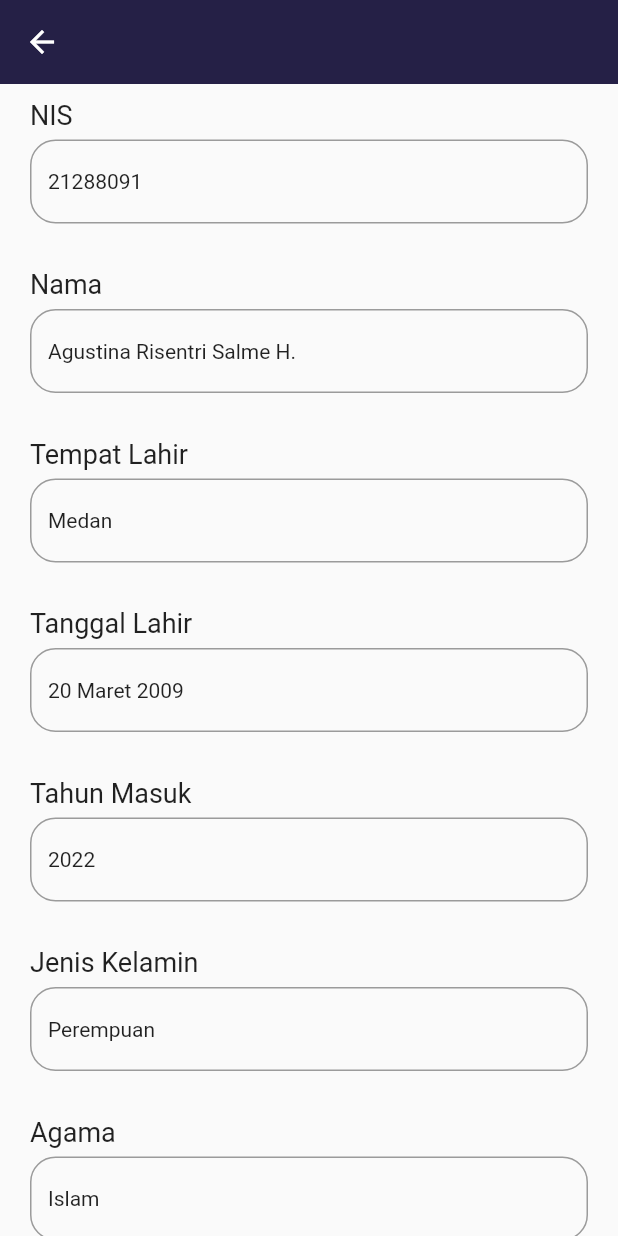
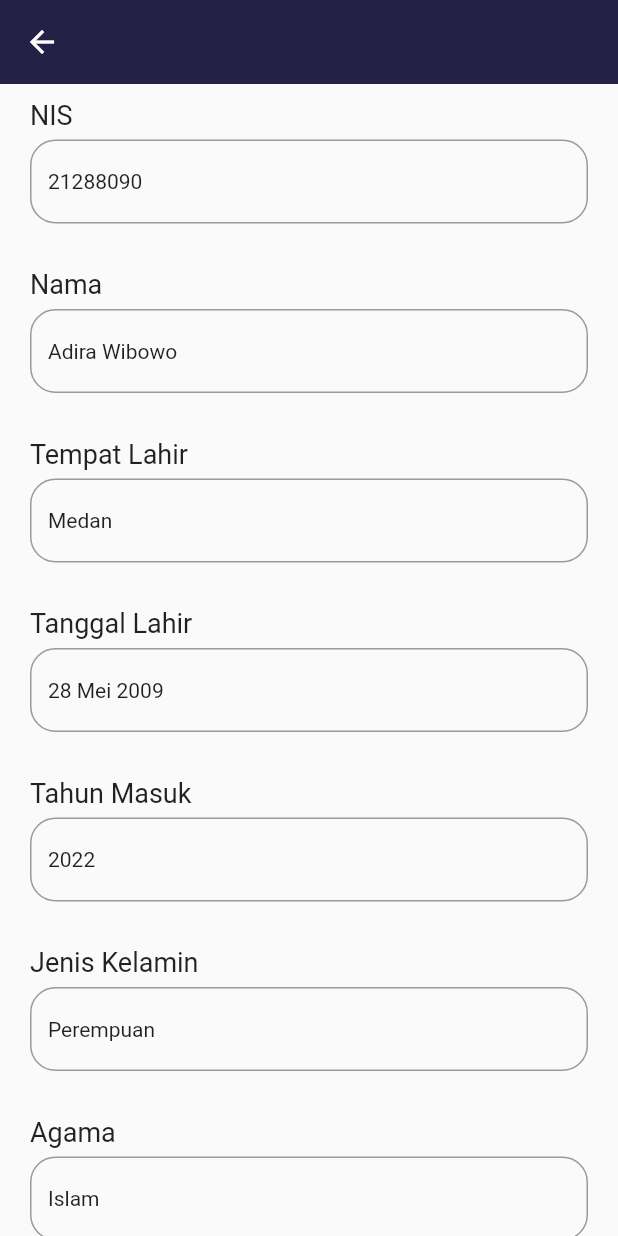
Before and after one commit to Rivaldi72/skripsi-gedmi-app, a Flutter app: the DetailStudent2 screen opened by its route, after a tap on "Abdul Rahim Nasution", on a phone screen of 412 x 824 dp. Run offline on Flutter 3.47's test engine with Material 2 defaults, Android fonts, the light colour scheme and no system bars; our stand-ins replace google_fonts.

Commit message:
Ngegas Punya Gedmi

```diff
--- a/lib/ui/pages/detail_student2.dart
+++ b/lib/ui/pages/detail_student2.dart
@@ -151,7 +151,7 @@ class DetailStudent2 extends StatelessWidget {
                         menuSiswa[index]['title'] ?? 'assets/images/siswi.png',
                     nis: menuSiswa[index]['nis'] ?? 'assets/images/siswi.png',
                     action: menuSiswa[index]['action'] ?? '/identitas-student',
-                    id_siswa: menuSiswa[index]['id_siswa'] ?? '1',
+                    idSiswa: menuSiswa[index]['id_siswa'] ?? '1',
                   );
                 }),
           ),
--- a/lib/ui/pages/detail_student3.dart
+++ b/lib/ui/pages/detail_student3.dart
@@ -151,7 +151,7 @@ class DetailStudent3 extends StatelessWidget {
                         menuSiswa[index]['title'] ?? 'assets/images/siswi.png',
                     nis: menuSiswa[index]['nis'] ?? 'assets/images/siswi.png',
                     action: menuSiswa[index]['action'] ?? '/identitas-student',
-                    id_siswa: menuSiswa[index]['id_siswa'] ?? '1',
+                    idSiswa: menuSiswa[index]['id_siswa'] ?? '1',
                   );
                 }),
           ),
--- a/lib/ui/pages/identitas_student.dart
+++ b/lib/ui/pages/identitas_student.dart
@@ -3,12 +3,13 @@ import 'package:skripsi/shared/theme.dart';
 import '../widget/card_identitas_student.dart';
 
 class IdentitasStudent extends StatelessWidget {
-  final String isi;
-  const IdentitasStudent({Key? key, this.isi = ''}) : super(key: key);
+  const IdentitasStudent({Key? key}) : super(key: key);
 
   @override
   Widget build(BuildContext context) {
-    print(this.isi + 'sdasdasd');
+    final arguments = (ModalRoute.of(context)?.settings.arguments ??
+        <String, dynamic>{}) as Map;
+    print(arguments['idSiswa'] + 'sdasdasd');
     return Scaffold(
       appBar: AppBar(
         backgroundColor: kPurpleColor,
@@ -19,42 +20,46 @@ class IdentitasStudent extends StatelessWidget {
           CardIdentitasStudent(
             judul: "NIS",
             label: "Masukkan NIS",
-            isi: isi == '1' ? "21288090" : "21288091",
+            isi: arguments['idSiswa'] == '1' ? "21288090" : "21288091",
           ),
           CardIdentitasStudent(
             judul: "Nama",
             label: "Masukkan Nama",
-            isi: isi == '1' ? "Adira Wibowo" : "Agustina Risentri Salme H.",
+            isi: arguments['idSiswa'] == '1'
+                ? "Adira Wibowo"
+                : "Agustina Risentri Salme H.",
           ),
           CardIdentitasStudent(
             judul: "Tempat Lahir",
             label: "Masukkan Tempat Lahir",
-            isi: isi == '1' ? "Medan" : "Medan",
+            isi: arguments['idSiswa'] == '1' ? "Medan" : "Medan",
           ),
           CardIdentitasStudent(
             judul: "Tanggal Lahir",
             label: "Masukkan Tanggal Lahir",
-            isi: isi == '1' ? "28 Mei 2009" : "20 Maret 2009",
+            isi: arguments['idSiswa'] == '1' ? "28 Mei 2009" : "20 Maret 2009",
           ),
           CardIdentitasStudent(
             judul: "Tahun Masuk",
             label: "Masukkan Tahun Masuk",
-            isi: isi == '1' ? "2022" : "2022",
+            isi: arguments['idSiswa'] == '1' ? "2022" : "2022",
           ),
           CardIdentitasStudent(
             judul: "Jenis Kelamin",
             label: "Masukkan Jenis Kelamin",
-            isi: isi == '1' ? "Perempuan" : "Perempuan",
+            isi: arguments['idSiswa'] == '1' ? "Perempuan" : "Perempuan",
           ),
           CardIdentitasStudent(
             judul: "Agama",
             label: "Masukkan Agama",
-            isi: isi == '1' ? "Islam" : "Islam",
+            isi: arguments['idSiswa'] == '1' ? "Islam" : "Islam",
           ),
           CardIdentitasStudent(
             judul: "Alamat",
             label: "Masukkan Alamat",
-            isi: isi == '1' ? "Jl. Marelan V Pasar 2 Barat" : "Jl. Marelan III",
+            isi: arguments['idSiswa'] == '1'
+                ? "Jl. Marelan V Pasar 2 Barat"
+                : "Jl. Marelan III",
           ),
         ],
       ),
--- a/lib/ui/widget/card_menu_siswa.dart
+++ b/lib/ui/widget/card_menu_siswa.dart
@@ -2,10 +2,10 @@ import 'package:flutter/material.dart';
 import 'package:skripsi/shared/theme.dart';
 
 class CardMenuSiswa extends StatelessWidget {
-  final String image, title, nis, action, id_siswa;
+  final String image, title, nis, action, idSiswa;
   const CardMenuSiswa({
     Key? key,
-    required this.id_siswa,
+    required this.idSiswa,
     required this.image,
     required this.title,
     required this.nis,
@@ -19,7 +19,7 @@ class CardMenuSiswa extends StatelessWidget {
         Navigator.pushNamed(
           context,
           action,
-          arguments: {'id_siswa': id_siswa},
+          arguments: {'idSiswa': idSiswa},
         );
       },
       child: Container(
```
Also changed, not shown: lib/ui/pages/detail_student.dart (+4 -4 lines).
